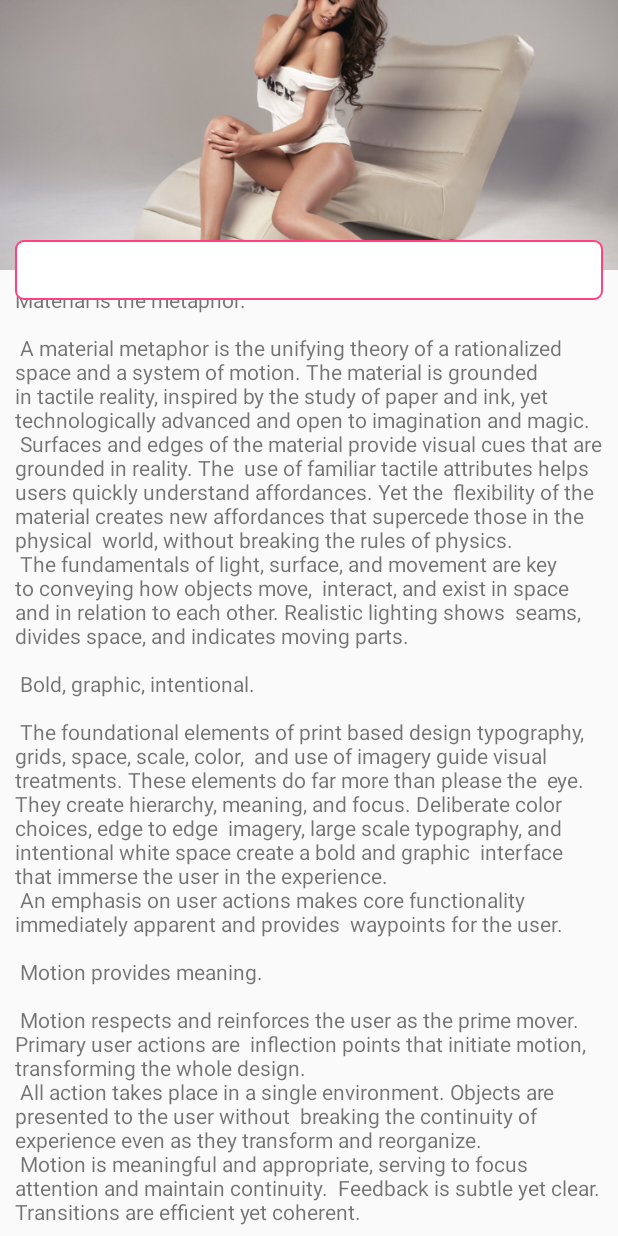
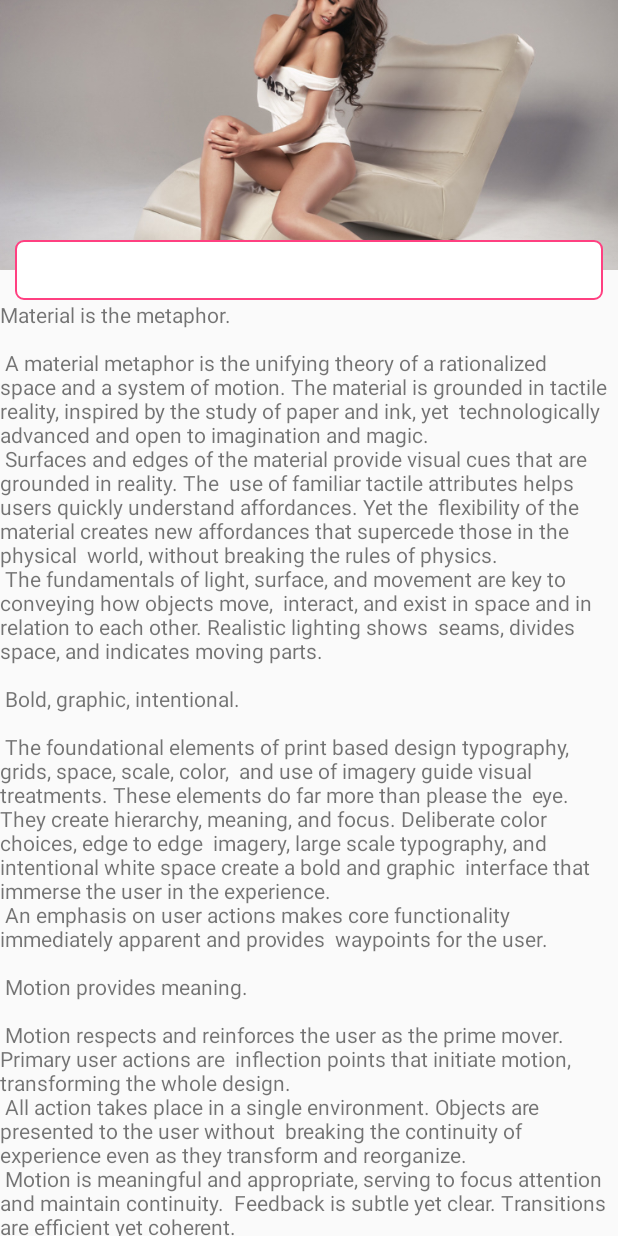
Before and after one commit to CTSN/TestCollapsingToolbarLayout, an Android app: the TestScrollActivity screen opened directly, with no data from a screen before it, on a phone screen of 412 x 824 dp. Run offline under Robolectric (Android 15) with nearby library versions, the phone set to English and light mode, and no system bars; our stand-ins replace ButterKnife.

Commit message:
add comment

```diff
--- a/app/src/main/java/com/m520it/myapplication/ScrollingActivity.java
+++ b/app/src/main/java/com/m520it/myapplication/ScrollingActivity.java
@@ -43,6 +43,10 @@ public class ScrollingActivity extends AppCompatActivity {
         final float screenW = getResources().getDisplayMetrics().widthPixels;
         final float toolbarHeight = getResources().getDimension(R.dimen.tool_bar_height);
         final float initHeight = getResources().getDimension(R.dimen.app_bar_height);
+
+        /**
+         *   移动效果值／最终效果值 =  移动距离／ 能移动总距离（确定）
+         */
         mAppBar.addOnOffsetChangedListener(new AppBarLayout.OnOffsetChangedListener() {
             @Override
             public void onOffsetChanged(AppBarLayout appBarLayout, int verticalOffset) {
--- a/app/src/main/java/com/m520it/myapplication/TestScrollActivity.java
+++ b/app/src/main/java/com/m520it/myapplication/TestScrollActivity.java
@@ -20,7 +20,6 @@ import butterknife.BindView;
 import butterknife.ButterKnife;
 
 public class TestScrollActivity extends AppCompatActivity {
-
 
     private float totalHeight;      //总高度
     private float toolBarHeight;    //toolBar高度
@@ -60,6 +59,9 @@ public class TestScrollActivity extends AppCompatActivity {
         toolBarHeight = getResources().getDimension(R.dimen.tool_bar_height);
         offSetHeight = totalHeight - toolBarHeight;
 
+        /**
+         *   移动效果值／最终效果值 =  移动距离／ 能移动总距离（确定）
+         */
         appBar.addOnOffsetChangedListener(new AppBarLayout.OnOffsetChangedListener() {
             @Override
             public void onOffsetChanged(AppBarLayout appBarLayout, int verticalOffset) {
--- a/app/src/main/res/layout/content_test_scroll.xml
+++ b/app/src/main/res/layout/content_test_scroll.xml
@@ -11,7 +11,7 @@
     <TextView
         android:layout_width="wrap_content"
         android:layout_height="wrap_content"
-        android:layout_margin="@dimen/text_margin"
+        android:paddingTop="20dp"
         android:text="@string/large_text" />
 
 </android.support.v4.widget.NestedScrollView>
```
